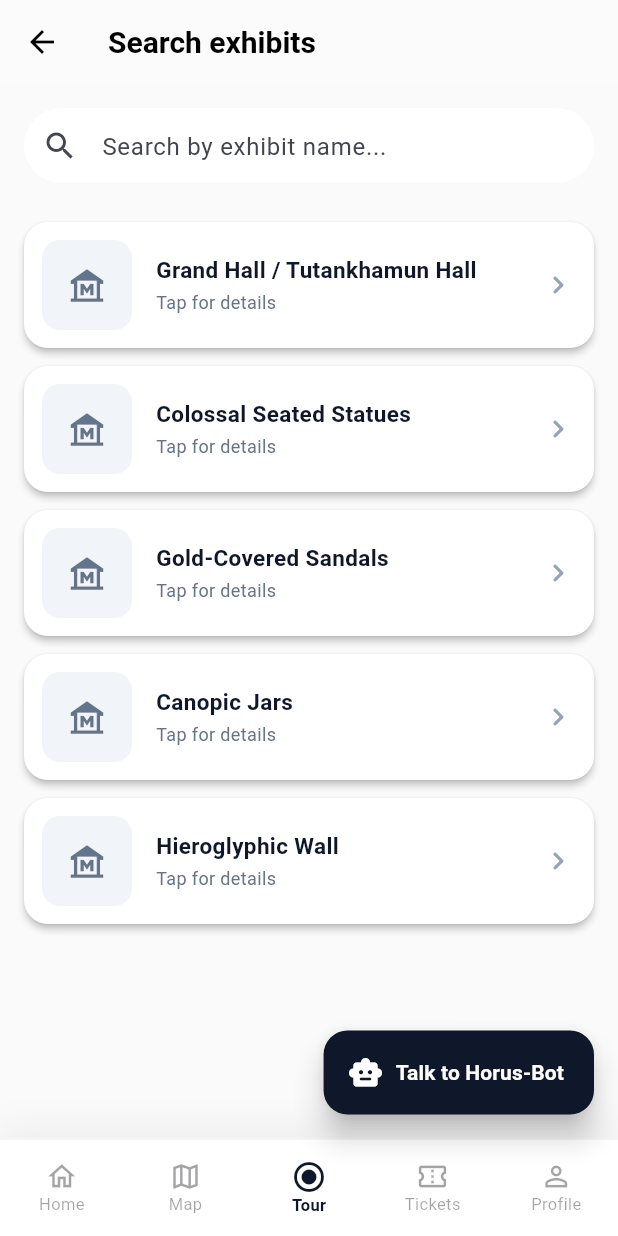
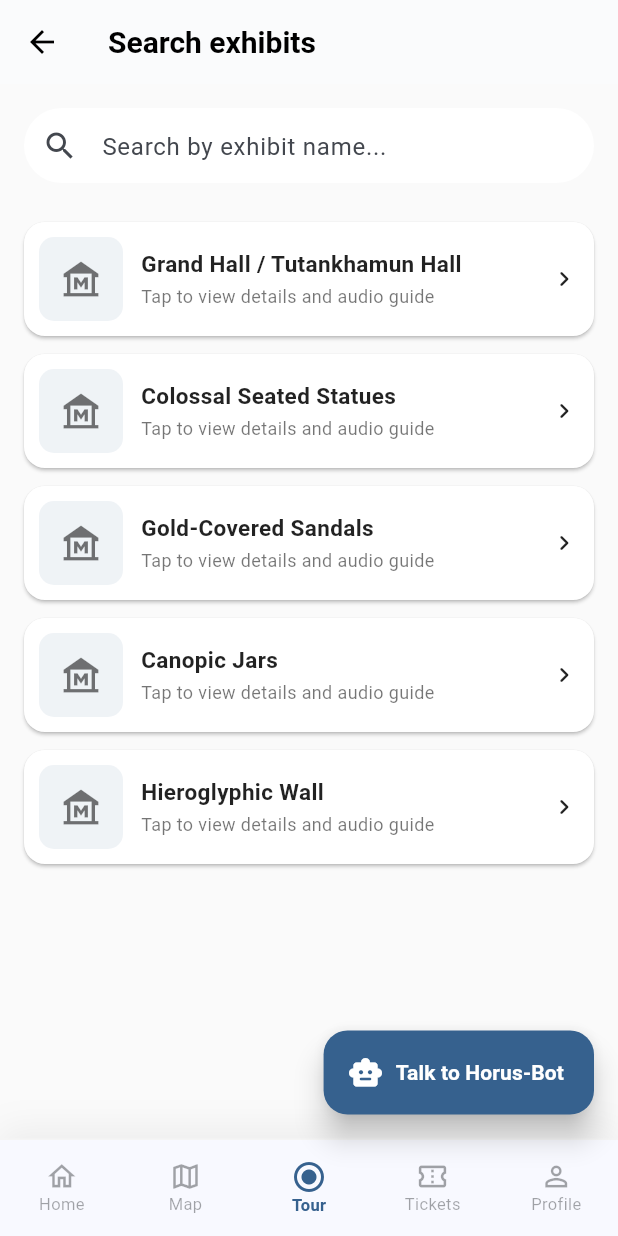
Before and after one commit to Farida-Waheed/museum_app, a Flutter app: the SearchScreen screen opened by its route, on a phone screen of 412 x 824 dp. Run offline on Flutter 3.47's test engine with Material 3 defaults, Android fonts, the phone set to English and light mode, and no system bars; our stand-ins replace audioplayers, permission_handler, shared_preferences; missing offline and left inert: mobile_scanner; accounts and stored records are empty; project files that could hold a hidden picture were left out.

Commit message:
Revert "Merge pull request #15 from Farida-Waheed/fix/app-critical-issues-and-cleanup"
This reverts commit 1420bf81dae14cb026a3bcd9eefe91f7a6da36fb, reversing
changes made to e3936bb185aeae82e39b804ec833ed5da7be4b19.

```diff
--- a/lib/app/theme/light_theme.dart
+++ b/lib/app/theme/light_theme.dart
@@ -5,15 +5,11 @@ final ThemeData lightTheme = ThemeData(
   brightness: Brightness.light,
 
   colorScheme: ColorScheme.fromSeed(
-    seedColor: const Color(0xFF0F172A),
-    primary: const Color(0xFF0F172A),
-    secondary: const Color(0xFFD4AF37),
-    surface: Colors.white,
-    background: const Color(0xFFF8FAFC),
+    seedColor: Colors.blue,
     brightness: Brightness.light,
   ),
 
-  scaffoldBackgroundColor: const Color(0xFFF8FAFC),
+  scaffoldBackgroundColor: const Color(0xFFF7F7F9),
 
   appBarTheme: const AppBarTheme(
     backgroundColor: Colors.white,
--- a/lib/screens/ar/ar_screen.dart
+++ b/lib/screens/ar/ar_screen.dart
@@ -171,6 +171,7 @@ class _ArScreenState extends State<ArScreen> with SingleTickerProviderStateMixin
     return Image.asset(
       "assets/images/museum_interior.jpg",
       fit: BoxFit.cover,
+      color: Colors.black.withOpacity(0.2),
       colorBlendMode: BlendMode.darken,
       errorBuilder: (c, e, s) => Container(color: Colors.grey[900]),
     );
--- a/lib/screens/exhibits/exhibit_list.dart
+++ b/lib/screens/exhibits/exhibit_list.dart
@@ -126,8 +126,8 @@ class _ExhibitListTile extends StatelessWidget {
                         ),
                       ],
                     ),
-                  ),
-                ],
+                  ],
+                ),
               ),
               const SizedBox(width: 8),
               Icon(isArabic ? Icons.chevron_left_rounded : Icons.chevron_right_rounded, color: Colors.grey.shade400),
--- a/lib/screens/search/search_screen.dart
+++ b/lib/screens/search/search_screen.dart
@@ -6,7 +6,6 @@ import '../../core/services/mock_data.dart';
 import '../../models/exhibit.dart';
 import '../../app/router.dart';
 import '../../widgets/bottom_nav.dart';
-import '../../widgets/app_card.dart';
 import '../chat/chat_screen.dart';
 
 class SearchScreen extends StatefulWidget {
@@ -204,27 +203,33 @@ class _SearchResultTile extends StatelessWidget {
 
   @override
   Widget build(BuildContext context) {
-    return Padding(
-      padding: const EdgeInsets.symmetric(horizontal: 16, vertical: 6),
-      child: AppCard(
-        padding: const EdgeInsets.all(12),
+    final cs = Theme.of(context).colorScheme;
+
+    return Card(
+      elevation: 1,
+      margin: const EdgeInsets.symmetric(horizontal: 16, vertical: 6),
+      shape: RoundedRectangleBorder(borderRadius: BorderRadius.circular(14)),
+      child: InkWell(
         onTap: onTap,
+        borderRadius: BorderRadius.circular(14),
+        child: Padding(
+          padding: const EdgeInsets.all(10),
           child: Row(
             children: [
               ClipRRect(
-              borderRadius: BorderRadius.circular(12),
+                borderRadius: BorderRadius.circular(10),
                 child: Container(
-                width: 60,
-                height: 60,
-                color: const Color(0xFFF1F5F9),
+                  width: 56,
+                  height: 56,
+                  color: cs.primary.withOpacity(0.08),
                   child: const Icon(
                     Icons.museum_outlined,
-                  size: 26,
-                  color: Color(0xFF64748B),
+                    size: 28,
+                    color: Colors.black54,
                   ),
                 ),
               ),
-            const SizedBox(width: 16),
+              const SizedBox(width: 12),
               Expanded(
                 child: Column(
                   crossAxisAlignment:
@@ -233,26 +238,29 @@ class _SearchResultTile extends StatelessWidget {
                     Text(
                       exhibit.getName(prefs.language),
                       style: const TextStyle(
-                      fontWeight: FontWeight.w700,
+                        fontWeight: FontWeight.w600,
                         fontSize: 15,
-                      color: Color(0xFF0F172A),
                       ),
                       maxLines: 2,
                       overflow: TextOverflow.ellipsis,
                     ),
                     const SizedBox(height: 4),
                     Text(
-                    isArabic ? "اضغط للتفاصيل" : "Tap for details",
+                      isArabic
+                          ? "اضغط لعرض تفاصيل المعروض"
+                          : "Tap to view details and audio guide",
                       style: const TextStyle(
                         fontSize: 12,
-                      color: Color(0xFF64748B),
+                        color: Colors.black54,
                       ),
                     ),
                   ],
                 ),
               ),
-            const Icon(Icons.chevron_right_rounded, color: Color(0xFF94A3B8)),
+              const SizedBox(width: 4),
+              const Icon(Icons.chevron_right_rounded, size: 20),
             ],
+          ),
         ),
       ),
     );
```
Also changed, not shown: lib/core/constants/colors.dart (+8 -10 lines), lib/core/constants/text_styles.dart (+8 -7 lines), lib/screens/exhibits/exhibit_details.dart (+14 -17 lines), lib/screens/home/home_screen.dart (+5 -3 lines), lib/screens/intro/intro_screen.dart (+4 -7 lines), lib/screens/onboarding/onboarding_screen.dart (+3 -8 lines), lib/screens/settings/accessibility_screen.dart (+18 -7 lines). Lines whose indentation alone changed are shown as unchanged.
